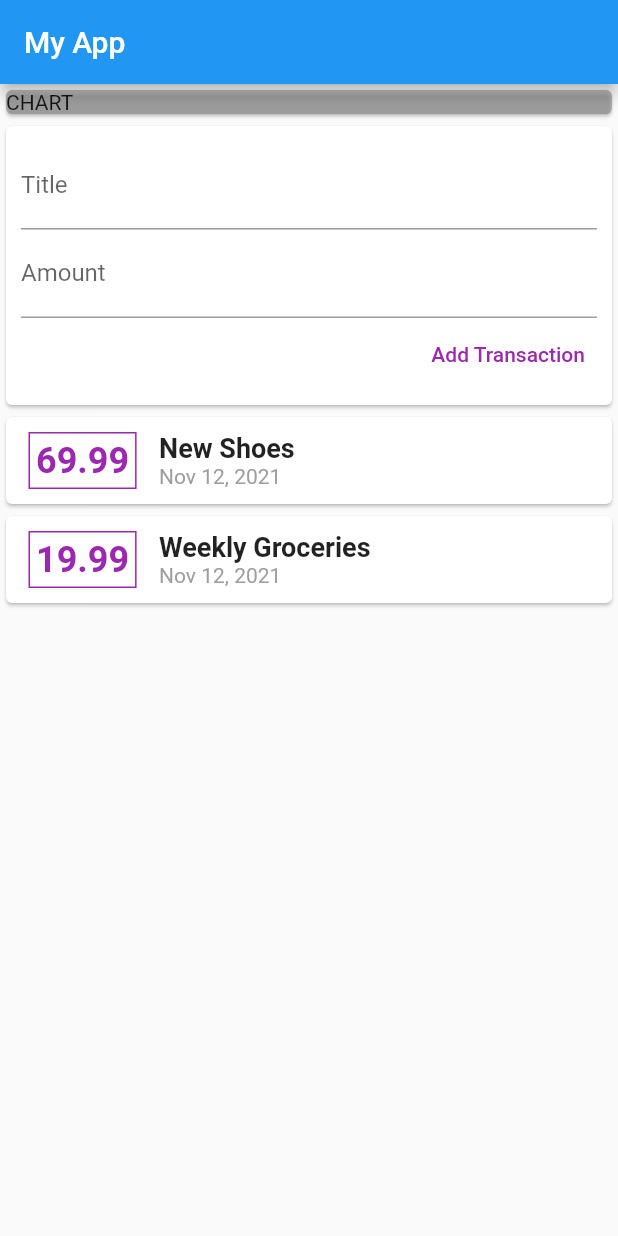
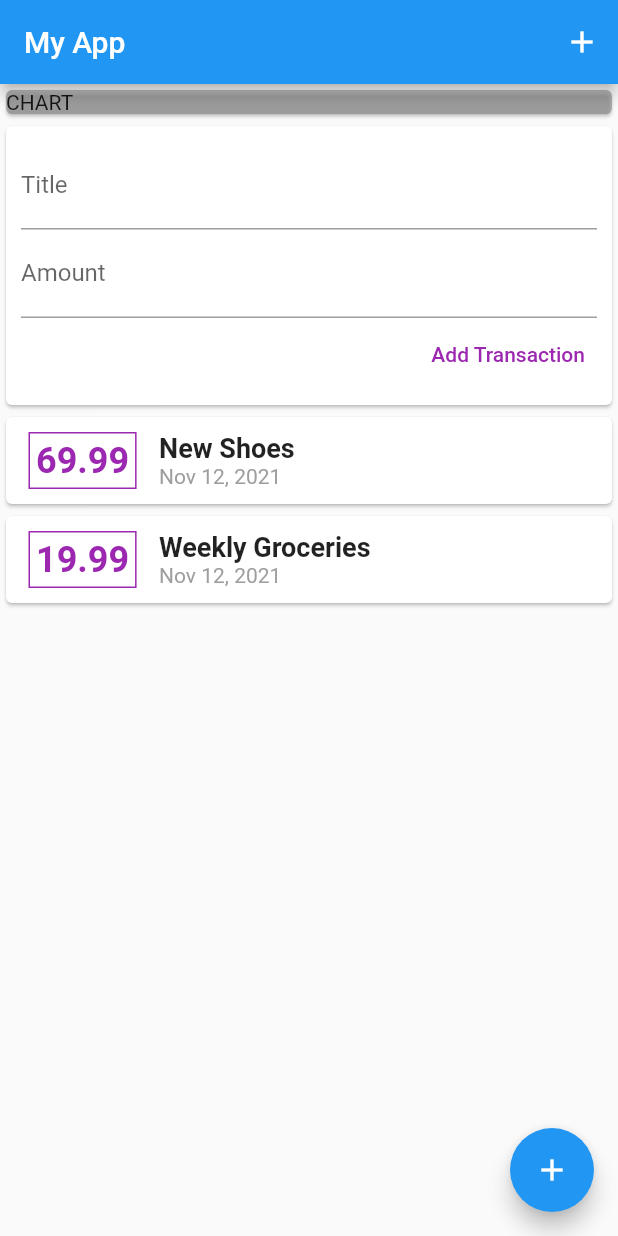
Before and after one commit to aj2460/Expense-calc, a Flutter app: the screen it shows after launch, on a phone screen of 412 x 824 dp. Run offline on Flutter 3.47's test engine with Material 2 defaults, Android fonts, the phone set to English and light mode, and no system bars.

Commit message:
Add floating button Add button to app bar

```diff
--- a/lib/main.dart
+++ b/lib/main.dart
@@ -21,8 +21,14 @@ class MyHomePage extends StatelessWidget {
   @override
   Widget build(BuildContext context) {
     return Scaffold(
+      //floatingActionButtonLocation: FloatingActionButtonLocation.centerFloat,
+      floatingActionButton: FloatingActionButton(
+        child: Icon(Icons.add),
+        onPressed: () {},
+      ),
       appBar: AppBar(
         title: Text("My App"),
+        actions: [IconButton(onPressed: () {}, icon: Icon(Icons.add))],
       ),
       body: SingleChildScrollView(
         child: Column(
```
